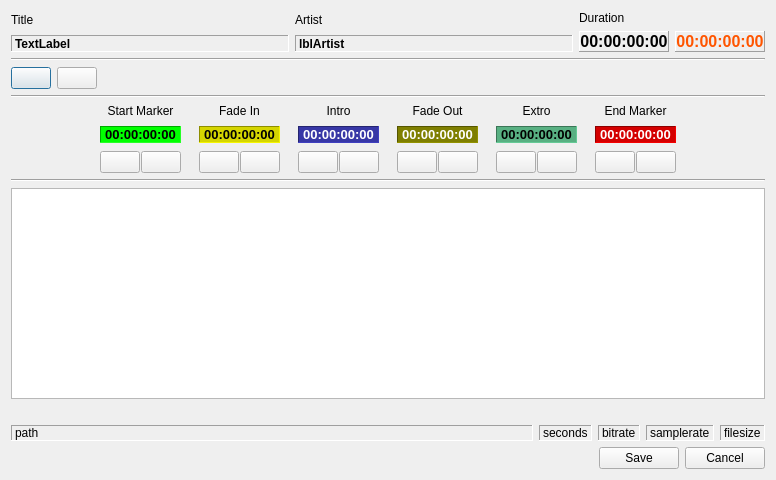
Old version of the form rave/audio/editor/audiowaveform.ui in the repository pgathogo/raven.
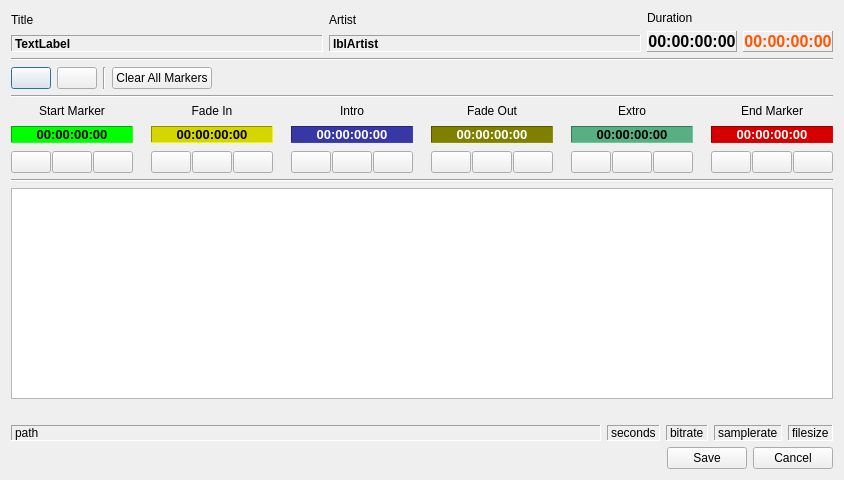
New version of the form. Icons and pictures are not drawn.

Commit message:
OATS, AudioWave: OATS respect end marker when playing audio
This patch allow OATS to check and respect audio end marker.

The patch also adds action buttons to clear audio markers in the
cue editor.

Patch:
```diff
--- a/rave/audio/editor/audiowaveform.ui
+++ b/rave/audio/editor/audiowaveform.ui
@@ -204,6 +204,26 @@
        </property>
       </widget>
      </item>
+     <item>
+      <widget class="Line" name="line_4">
+       <property name="orientation">
+        <enum>Qt::Vertical</enum>
+       </property>
+      </widget>
+     </item>
+     <item>
+      <widget class="QPushButton" name="btnClearAllMarkers">
+       <property name="maximumSize">
+        <size>
+         <width>16777215</width>
+         <height>16777215</height>
+        </size>
+       </property>
+       <property name="text">
+        <string>Clear All Markers</string>
+       </property>
+      </widget>
+     </item>
      <item>
       <spacer name="horizontalSpacer_3">
        <property name="orientation">
@@ -291,6 +311,19 @@
          <property name="spacing">
           <number>1</number>
          </property>
+         <item>
+          <widget class="QPushButton" name="btnClearStart">
+           <property name="maximumSize">
+            <size>
+             <width>40</width>
+             <height>16777215</height>
+            </size>
+           </property>
+           <property name="text">
+            <string/>
+           </property>
+          </widget>
+         </item>
          <item>
           <widget class="QPushButton" name="btnMarkStartMarker">
            <property name="maximumSize">
@@ -392,6 +425,13 @@
          <property name="spacing">
           <number>1</number>
          </property>
+         <item>
+          <widget class="QPushButton" name="btnClearFadeIn">
+           <property name="text">
+            <string/>
+           </property>
+          </widget>
+         </item>
          <item>
           <widget class="QPushButton" name="btnMarkFadeIn">
            <property name="maximumSize">
@@ -493,6 +533,19 @@
          <property name="spacing">
           <number>1</number>
          </property>
+         <item>
+          <widget class="QPushButton" name="btnClearIntro">
+           <property name="maximumSize">
+            <size>
+             <width>40</width>
+             <height>16777215</height>
+            </size>
+           </property>
+           <property name="text">
+            <string/>
+           </property>
+          </widget>
+         </item>
          <item>
           <widget class="QPushButton" name="btnMarkIntro">
            <property name="maximumSize">
@@ -594,6 +647,13 @@
          <property name="spacing">
           <number>1</number>
          </property>
+         <item>
+          <widget class="QPushButton" name="btnClearFadeOut">
+           <property name="text">
+            <string/>
+           </property>
+          </widget>
+         </item>
          <item>
           <widget class="QPushButton" name="btnMarkFadeOut">
            <property name="maximumSize">
@@ -695,6 +755,13 @@
          <property name="spacing">
           <number>1</number>
          </property>
+         <item>
+          <widget class="QPushButton" name="btnClearExtro">
+           <property name="text">
+            <string/>
+           </property>
+          </widget>
+         </item>
          <item>
           <widget class="QPushButton" name="btnMarkExtro">
            <property name="maximumSize">
@@ -796,6 +863,13 @@
          <property name="spacing">
           <number>1</number>
          </property>
+         <item>
+          <widget class="QPushButton" name="btnClearEnd">
+           <property name="text">
+            <string/>
+           </property>
+          </widget>
+         </item>
          <item>
           <widget class="QPushButton" name="btnMarkEndMarker">
            <property name="maximumSize">
```
The commit also changes 13 other files.
